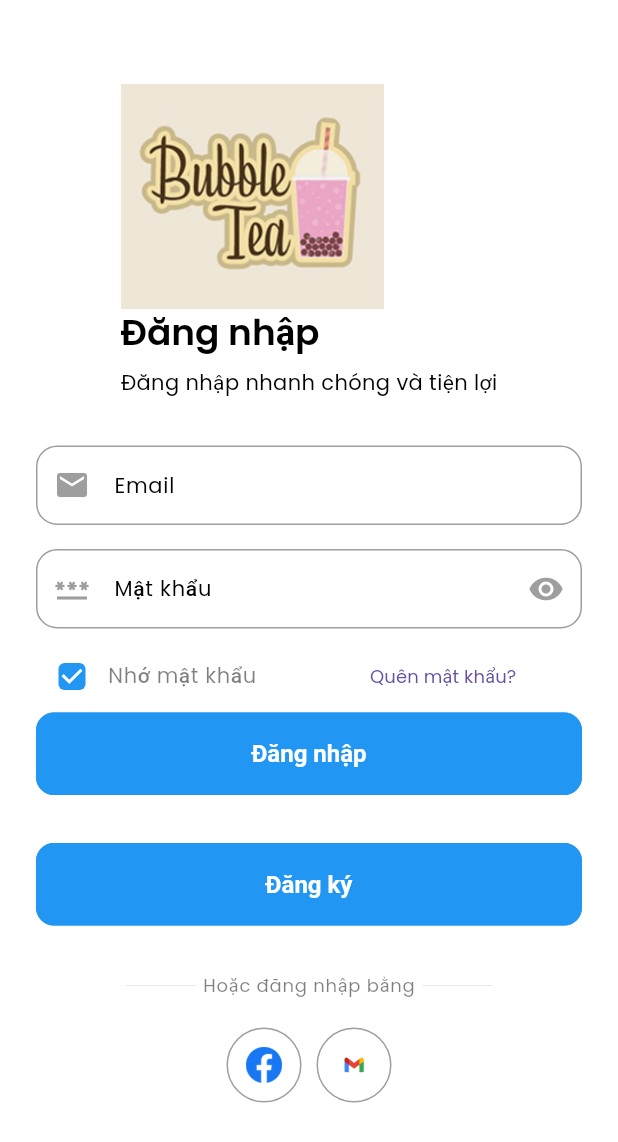
After one commit to dainghia99/mobieapp-flutter, a Flutter app: the LoginScreen screen opened directly, on a phone screen of 412 x 824 dp. The commit adds this screen. Shown: the top 1142 px of the screen. Run offline on Flutter 3.47's test engine with Material 3 defaults, Android fonts, the phone set to English and light mode, and no system bars; our stand-ins replace get, get_storage, logger, smooth_page_indicator; accounts and stored records are empty.

Commit message:
Login UI

```diff
--- /dev/null
+++ b/lib/common/spacing_styles.dart
@@ -0,0 +1,13 @@
+import 'package:bai_tap_lon/utils/constants/sizes.dart';
+import 'package:flutter/material.dart';
+
+class TSpacingStyle {
+  TSpacingStyle._();
+
+  static const EdgeInsetsGeometry paddingWidthAppBarHeight = EdgeInsets.only(
+    top: TSizes.appbarHeight,
+    left: TSizes.defaultSpace,
+    bottom: TSizes.defaultSpace,
+    right: TSizes.defaultSpace,
+  );
+}
--- a/lib/features/authentication/controllers/onboarding.dart
+++ b/lib/features/authentication/controllers/onboarding.dart
@@ -1,3 +1,4 @@
+import 'package:bai_tap_lon/features/authentication/screens/login/login.dart';
 import 'package:flutter/material.dart';
 import 'package:get/get.dart';
 
@@ -12,12 +13,12 @@ class OnBoardingController extends GetxController {
 
   void dotNavigatorClick(index) {
     currentPageIndex.value = index;
-    pageController.jumpToPage(index);
+    pageController.jumpTo(index);
   }
 
   void nextPage() {
     if (currentPageIndex.value == 2) {
-      // Get.to(LoginScreen());
+      Get.offAll(const LoginScreen());
     } else {
       int page = currentPageIndex.value + 1;
       pageController.jumpToPage(page);
--- /dev/null
+++ b/lib/features/authentication/screens/login/login.dart
@@ -0,0 +1,198 @@
+import 'package:bai_tap_lon/common/spacing_styles.dart';
+import 'package:bai_tap_lon/utils/constants/colors.dart';
+import 'package:bai_tap_lon/utils/constants/image_strings.dart';
+import 'package:bai_tap_lon/utils/constants/sizes.dart';
+import 'package:bai_tap_lon/utils/helpers/helper_functions.dart';
+import 'package:flutter/material.dart';
+
+class LoginScreen extends StatelessWidget {
+  const LoginScreen({super.key});
+
+  @override
+  Widget build(BuildContext context) {
+    final dark = THelperFunction.isDartMode(context);
+
+    return Scaffold(
+      body: SingleChildScrollView(
+        child: Padding(
+            padding: TSpacingStyle.paddingWidthAppBarHeight,
+            child: Column(
+              children: [
+                // Logo
+                Column(
+                  crossAxisAlignment: CrossAxisAlignment.start,
+                  children: [
+                    Image(
+                      image: AssetImage(
+                          dark ? TImages.dartAppLogo : TImages.dartAppLogo),
+                      height: 150,
+                    ),
+                    Text(
+                      "Đăng nhập",
+                      style: Theme.of(context).textTheme.headlineMedium,
+                    ),
+                    const SizedBox(
+                      height: TSizes.sm,
+                    ),
+                    Text(
+                      "Đăng nhập nhanh chóng và tiện lợi",
+                      style: Theme.of(context).textTheme.bodyMedium,
+                    )
+                  ],
+                ),
+
+                // Form login
+
+                Form(
+                  child: Padding(
+                    padding: const EdgeInsets.symmetric(
+                        vertical: TSizes.spaceBtwSections),
+                    child: Column(
+                      children: [
+                        // Email
+                        const TextField(
+                          decoration: InputDecoration(
+                            prefixIcon: Icon(Icons.email),
+                            labelText: "Email",
+                            border: OutlineInputBorder(),
+                          ),
+                        ),
+                        const SizedBox(
+                          height: TSizes.spaceBtwInputFields,
+                        ),
+                        // Password
+                        const TextField(
+                          decoration: InputDecoration(
+                            prefixIcon: Icon(Icons.password_outlined),
+                            suffixIcon: Icon(Icons.remove_red_eye),
+                            labelText: "Mật khẩu",
+                            border: OutlineInputBorder(),
+                          ),
+                        ),
+                        const SizedBox(
+                          height: TSizes.spaceBtwInputFields / 2,
+                        ),
+                        // Rememberme and forget password
+                        Row(
+                          mainAxisAlignment: MainAxisAlignment.spaceBetween,
+                          children: [
+                            // Rememberme
+                            Row(
+                              children: [
+                                Checkbox(value: true, onChanged: (value) {}),
+                                Text(
+                                  "Nhớ mật khẩu",
+                                  style: Theme.of(context).textTheme.bodySmall,
+                                ),
+                              ],
+                            ),
+                            const SizedBox(
+                              height: TSizes.spaceBtwSections,
+                            ),
+                            // Forgot password
+                            TextButton(
+                              child: const Text("Quên mật khẩu?"),
+                              onPressed: () {},
+                            ),
+                            const SizedBox(
+                              height: TSizes.spaceBtwSections,
+                            ),
+                          ],
+                        ),
+                        SizedBox(
+                          width: double.infinity,
+                          child: ElevatedButton(
+                            onPressed: () {},
+                            child: const Text("Đăng nhập"),
+                          ),
+                        ),
+                        const SizedBox(
+                          height: TSizes.spaceBtwSections,
+                        ),
+                        SizedBox(
+                          width: double.infinity,
+                          child: ElevatedButton(
+                            onPressed: () {},
+                            child: const Text("Đăng ký"),
+                          ),
+                        ),
+                      ],
+                    ),
+                  ),
+                ),
+
+                // Divider
+                Row(
+                  mainAxisAlignment: MainAxisAlignment.center,
+                  children: [
+                    Flexible(
+                      child: Divider(
+                        color: dark ? TColors.darkGrey : TColors.grey,
+                        thickness: 0.5,
+                        indent: 60,
+                        endIndent: 5,
+                      ),
+                    ),
+                    Text(
+                      "Hoặc đăng nhập bằng",
+                      style: Theme.of(context).textTheme.labelMedium,
+                    ),
+                    Flexible(
+                      child: Divider(
+                        color: dark ? TColors.darkGrey : TColors.grey,
+                        thickness: 0.5,
+                        indent: 5,
+                        endIndent: 60,
+                      ),
+                    ),
+                  ],
+                ),
+
+                const SizedBox(
+                  height: 20,
+                ),
+
+                // Footer
+
+                Row(
+                  mainAxisAlignment: MainAxisAlignment.center,
+                  children: [
+                    Container(
+                      decoration: BoxDecoration(
+                        border: Border.all(color: Colors.grey),
+                        borderRadius: BorderRadius.circular(100),
+                      ),
+                      child: IconButton(
+                        onPressed: () {},
+                        icon: const Image(
+                          image: AssetImage(TImages.facebookAppLogo),
+                          width: TSizes.iconMd,
+                          height: TSizes.iconMd,
+                        ),
+                      ),
+                    ),
+                    const SizedBox(
+                      width: 10,
+                    ),
+                    Container(
+                      decoration: BoxDecoration(
+                        border: Border.all(color: Colors.grey),
+                        borderRadius: BorderRadius.circular(100),
+                      ),
+                      child: IconButton(
+                        onPressed: () {},
+                        icon: const Image(
+                          image: AssetImage(TImages.googleAppLogo),
+                          width: TSizes.iconMd,
+                          height: TSizes.iconMd,
+                        ),
+                      ),
+                    ),
+                  ],
+                )
+              ],
+            )),
+      ),
+    );
+  }
+}
--- a/lib/features/authentication/screens/widgets/onboarding_next_button.dart
+++ b/lib/features/authentication/screens/onboarding/widgets/onboarding_next_button.dart
@@ -20,12 +20,14 @@ class OnBoardingNextButton extends StatelessWidget {
         onPressed: () => OnBoardingController.instance.nextPage(),
         style: ElevatedButton.styleFrom(
           shape: const CircleBorder(),
-            backgroundColor: dark ? TColors.primary : Colors.black,
+          backgroundColor:
+              dark ? TColors.primary : const Color.fromARGB(255, 183, 65, 19),
         ),
         child: const Icon(
           Icons.arrow_right,
           color: TColors.primary,
         ),
-        ));
+      ),
+    );
   }
 }
--- a/lib/utils/constants/image_strings.dart
+++ b/lib/utils/constants/image_strings.dart
@@ -5,6 +5,6 @@
   static const String dartAppLogo = "assets/images/logo.png";
 
   // Facebook logo and google logo
-  static const String facebookAppLogo = "assets/images/facebook.png";
-  static const String googleAppLogo = "assets/images/google.png";
+  static const String facebookAppLogo = "assets/images/facebook.png.webp";
+  static const String googleAppLogo = "assets/images/gmail.jpeg";
 }
```
Also changed, not shown: lib/features/authentication/screens/onboarding/onboarding.dart (+4 -4 lines), lib/features/authentication/screens/onboarding/widgets/onboarding_dot_navigation.dart (renamed from lib/features/authentication/screens/widgets/onboarding_dot_navigation.dart), lib/features/authentication/screens/onboarding/widgets/onboarding_page.dart (renamed from lib/features/authentication/screens/widgets/onboarding_page.dart), lib/features/authentication/screens/onboarding/widgets/onboarding_skip.dart (renamed from lib/features/authentication/screens/widgets/onboarding_skip.dart). Lines whose indentation alone changed are shown as unchanged.
